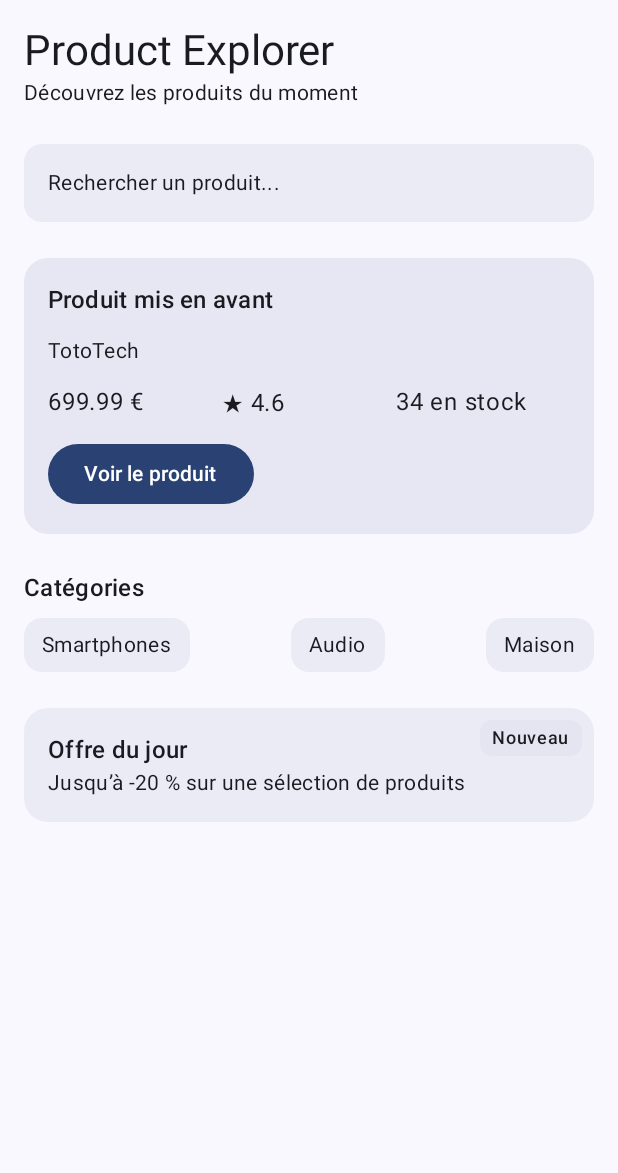
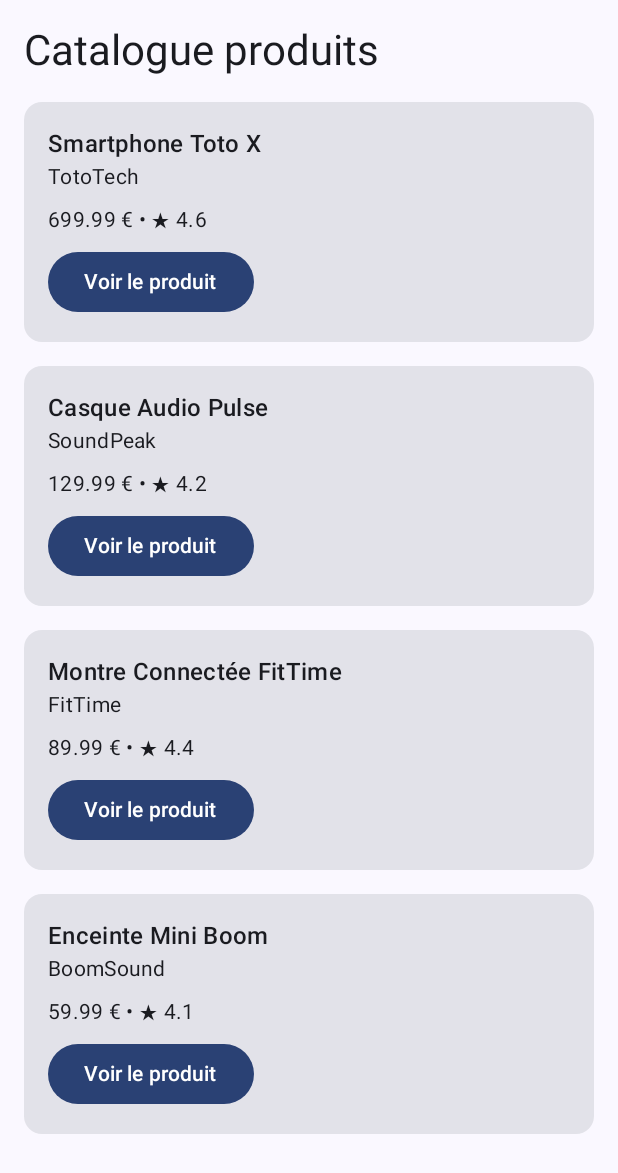
Before and after one commit to Ju-HQP/ProductExplorerTP2, an Android app built with Jetpack Compose: the screen it shows after launch (MainActivity), on a phone screen of 412 x 824 dp. Shown: the top 1173 px of the screen. Run offline under Robolectric (Android 15) with nearby library versions, the phone set to English and light mode, and no system bars.

Commit message:
TP6 feat: ajout catalogue, avec liste de produits et catégories(manque preview)

```diff
--- a/app/src/main/java/com/example/productexplorer/MainActivity.kt
+++ b/app/src/main/java/com/example/productexplorer/MainActivity.kt
@@ -5,14 +5,18 @@ import android.os.Bundle
 import androidx.activity.ComponentActivity
 import androidx.activity.compose.setContent
 import androidx.activity.enableEdgeToEdge
+import androidx.compose.foundation.layout.Arrangement
 import androidx.compose.foundation.layout.Box
 import androidx.compose.foundation.layout.Column
+import androidx.compose.foundation.layout.PaddingValues
 import androidx.compose.foundation.layout.Row
 import androidx.compose.foundation.layout.Spacer
 import androidx.compose.foundation.layout.fillMaxSize
 import androidx.compose.foundation.layout.fillMaxWidth
 import androidx.compose.foundation.layout.height
 import androidx.compose.foundation.layout.padding
+import androidx.compose.foundation.lazy.LazyColumn
+import androidx.compose.foundation.lazy.LazyRow
 import androidx.compose.material3.Button
 import androidx.compose.material3.Card
 import androidx.compose.material3.MaterialTheme
@@ -33,6 +37,7 @@ import androidx.compose.material3.OutlinedTextField
 import androidx.compose.material3.Surface
 import androidx.compose.runtime.produceState
 import androidx.compose.ui.Alignment
+import androidx.compose.foundation.lazy.items // corrige l'erruer no value passed for parameter count
 
 class MainActivity : ComponentActivity() {
     override fun onCreate(savedInstanceState: Bundle?) {
@@ -48,10 +53,17 @@ class MainActivity : ComponentActivity() {
 //                        },
 //                        modifier = Modifier.padding(innerPadding)
 //                    )
-                    ProductHomeScreen(
-                        featuredProduct = sampleProduct(),
-                        onFeaturedProductClick = {
-                            // pour ouvrir le détail d'un produit au click
+//                    ProductHomeScreen(
+//                        featuredProduct = sampleProduct(),
+//                        onFeaturedProductClick = {
+//                            // pour ouvrir le détail d'un produit au click
+//                        },
+//                        modifier = Modifier.padding(innerPadding)
+//                    )
+                    ProductCatalogScreen(
+                        products = sampleProducts(),// liste de produits
+                        onProductClick = {
+// Plus tard : ouvrir le détail du produit
                         },
                         modifier = Modifier.padding(innerPadding)
                     )
@@ -60,7 +72,96 @@ class MainActivity : ComponentActivity() {
         }
     }
 
-    // écran entier
+    // CATALOGUE ---------------
+
+    // écran de catalogue
+    @Composable
+    fun ProductCatalogScreen(
+        products: List<ProductUi>,
+        onProductClick: (ProductUi) -> Unit,
+        modifier: Modifier = Modifier
+    ) {
+        LazyColumn(
+            modifier = modifier.fillMaxSize(),
+            contentPadding = PaddingValues(16.dp),
+            // Ajoute une marge intérieure autour du contenu de la liste
+            verticalArrangement = Arrangement.spacedBy(16.dp)
+            // Ajoute un espace vertical entre les éléments de la liste.
+        ) {
+            item {
+                Text(
+                    text = "Catalogue produits",
+                    style = MaterialTheme.typography.headlineMedium
+                )
+            }
+            items(
+                items = products,
+                key = { product -> product.id }
+            ) { product ->
+                ProductListItem(
+                    product = product,
+                    onClick = {
+                        onProductClick(product)
+                    }
+                )
+            }
+        }
+    }
+
+    // carte produit réutilisable pour le catalogue
+    @Composable
+    fun ProductListItem(
+        product: ProductUi,
+        onClick: () -> Unit,
+        modifier: Modifier = Modifier
+    ) {
+        Card(modifier = modifier.fillMaxWidth()) {
+            Column(
+                modifier = Modifier.padding(16.dp)
+            ) {
+                Text(
+                    text = product.title,
+                    style = MaterialTheme.typography.titleMedium
+                )
+                Text(
+                    text = product.brand,
+                    style = MaterialTheme.typography.bodyMedium
+                )
+                Spacer(modifier = Modifier.height(8.dp))
+                Text(
+                    text = "${product.price} € • ★ ${product.rating}",
+                    style = MaterialTheme.typography.bodyMedium
+                )
+                Spacer(modifier = Modifier.height(8.dp))
+                Button(onClick = onClick) {
+                    Text(text = "Voir le produit")
+                }
+            }
+        }
+    }
+
+    // affichage catégorie dans le catalogue
+    fun sampleCategories(): List<String> {
+        return listOf("Smartphones", "Audio", "Wearables", "Maison")
+    }
+
+    @Composable
+    fun CategoryRow(
+        categories: List<String>,
+        modifier: Modifier = Modifier
+    ) {
+        LazyRow(
+            modifier = modifier,
+            horizontalArrangement = Arrangement.spacedBy(8.dp)
+        ) {
+            items(categories) { category ->
+                CategoryChip(label = category)
+            }
+        }
+    }
+
+
+    // écran d'accueil de base ------------------
     @Composable
     fun ProductHomeScreen(
         featuredProduct: ProductUi,
@@ -221,7 +322,8 @@ class MainActivity : ComponentActivity() {
             }
         }
     }
-// Offre du jour page d'accueil
+
+    // Offre du jour page d'accueil
     @Composable
     fun DailyOfferBox(
         modifier: Modifier = Modifier
@@ -548,3 +650,49 @@ fun sampleProductOutOfStock(): ProductUi {
         shippingInformation = "Produit temporairement indisponible"
     )
 }
+
+// renvoie une liste de produits
+fun sampleProducts(): List<ProductUi> {
+    return listOf(
+        sampleProduct(),
+        ProductUi(
+            id = 2,
+            title = "Casque Audio Pulse",
+            brand = "SoundPeak",
+            category = "Audio",
+            description = "Un casque confortable pour écouter de la musique et travailler dans de bonnes conditions.",
+            price = 129.99,
+            discountPercentage = 8.0,
+            rating = 4.2,
+            stock = 0,
+            warrantyInformation = "Garantie constructeur : 1 an",
+            shippingInformation = "Produit temporairement indisponible"
+        ),
+        ProductUi(
+            id = 3,
+            title = "Montre Connectée FitTime",
+            brand = "FitTime",
+            category = "Wearables",
+            description = "Une montre connectée simple pour suivre l’activité quotidienne.",
+            price = 89.99,
+            discountPercentage = 15.0,
+            rating = 4.4,
+            stock = 18,
+            warrantyInformation = "Garantie constructeur : 2 ans",
+            shippingInformation = "Livraison estimée : 2 à 4 jours ouvrés"
+        ),
+        ProductUi(
+            id = 4,
+            title = "Enceinte Mini Boom",
+            brand = "BoomSound",
+            category = "Audio",
+            description = "Une enceinte compacte pour écouter de la musique à la maison ou en déplacement.",
+            price = 59.99,
+            discountPercentage = 5.0,
+            rating = 4.1,
+            stock = 52,
+            warrantyInformation = "Garantie constructeur : 1 an",
+            shippingInformation = "Livraison estimée : 3 jours ouvrés"
+        )
+    )
+}
```
